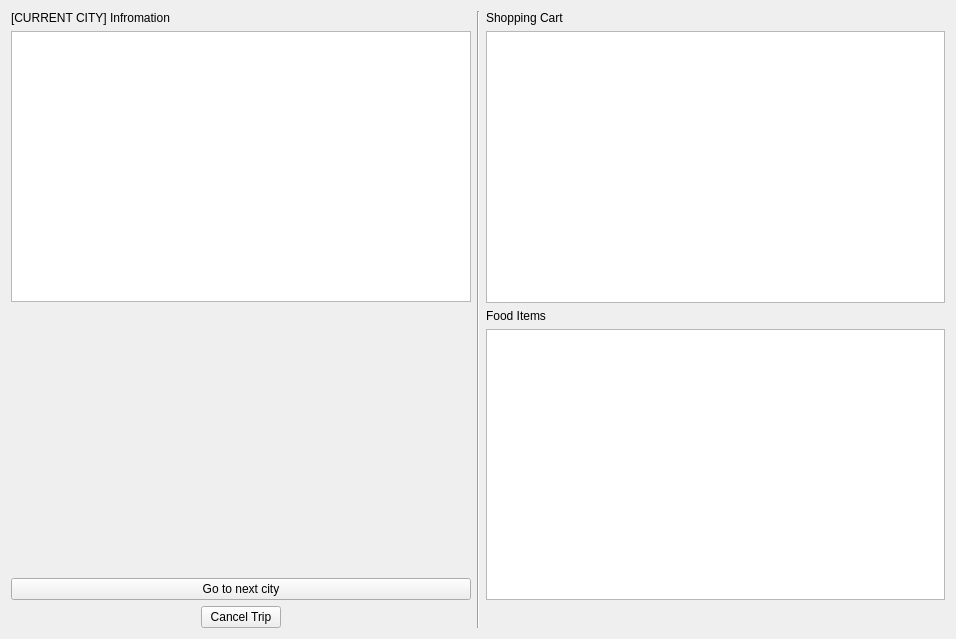
First picture: the form in executetrip.ui, repository worcesterzj/cs1d-s-s-eurovacation, before the edit.
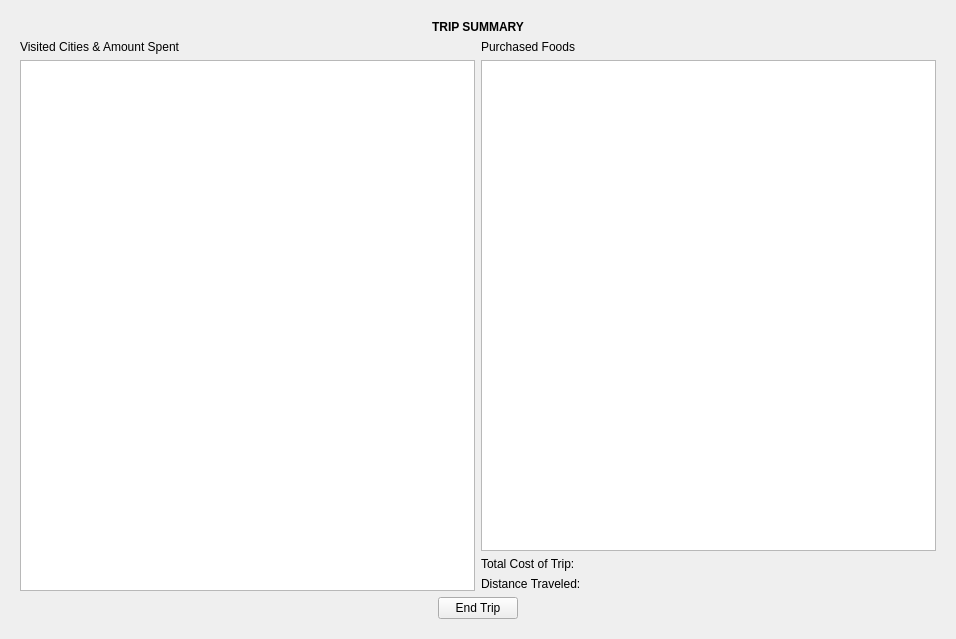
Second picture: the form after the edit. The open tabs and pages were chosen to show the change. Icons and pictures are not drawn.

Commit message: Worked on execute trip.

Patch:
```diff
--- a/executetrip.ui
+++ b/executetrip.ui
@@ -14,21 +14,38 @@
    <string>Form</string>
   </property>
   <layout class="QGridLayout" name="gridLayout">
-   <item row="0" column="2">
+   <item row="0" column="0">
+    <widget class="QStackedWidget" name="tripStack">
+     <property name="currentIndex">
+      <number>0</number>
+     </property>
+     <widget class="QWidget" name="page">
+      <layout class="QGridLayout" name="gridLayout_2">
+       <item row="0" column="0" colspan="3">
+        <widget class="QLabel" name="welcome">
+         <property name="font">
+          <font>
+           <weight>75</weight>
+           <bold>true</bold>
+          </font>
+         </property>
+         <property name="text">
+          <string/>
+         </property>
+         <property name="alignment">
+          <set>Qt::AlignCenter</set>
+         </property>
+        </widget>
+       </item>
+       <item row="1" column="1">
+        <widget class="Line" name="line">
+         <property name="orientation">
+          <enum>Qt::Vertical</enum>
+         </property>
+        </widget>
+       </item>
+       <item row="1" column="2">
     <layout class="QVBoxLayout" name="verticalLayout">
-     <item>
-      <widget class="QLabel" name="label">
-       <property name="toolTip">
-        <string>&lt;html&gt;&lt;head/&gt;&lt;body&gt;&lt;p&gt;Double click an item to remove it from the cart.&lt;/p&gt;&lt;/body&gt;&lt;/html&gt;</string>
-       </property>
-       <property name="text">
-        <string>Shopping Cart</string>
-       </property>
-      </widget>
-     </item>
-     <item>
-      <widget class="QListView" name="listView"/>
-     </item>
      <item>
       <widget class="QLabel" name="label_3">
        <property name="toolTip">
@@ -40,34 +57,74 @@
       </widget>
      </item>
      <item>
-      <widget class="QListWidget" name="listWidget"/>
+          <widget class="QTableWidget" name="tableWidget">
+           <property name="editTriggers">
+            <set>QAbstractItemView::NoEditTriggers</set>
+           </property>
+          </widget>
      </item>
     </layout>
    </item>
-   <item row="0" column="0">
+       <item row="1" column="0">
     <layout class="QVBoxLayout" name="verticalLayout_2">
      <item>
-      <widget class="QLabel" name="label_2">
+          <widget class="QLabel" name="cityName">
        <property name="text">
-        <string>[CURRENT CITY] Infromation</string>
+            <string/>
        </property>
       </widget>
      </item>
      <item>
-      <widget class="QPlainTextEdit" name="plainTextEdit"/>
+          <widget class="QLabel" name="parentCountry_label">
+           <property name="text">
+            <string/>
+           </property>
+          </widget>
      </item>
      <item>
-      <spacer name="verticalSpacer">
+          <widget class="QLabel" name="food_Label">
+           <property name="text">
+            <string/>
+           </property>
+          </widget>
+         </item>
+         <item>
+          <widget class="QLabel" name="label">
+           <property name="text">
+            <string>Purchased Foods</string>
+           </property>
+          </widget>
+         </item>
+         <item>
+          <widget class="QListWidget" name="boughtfoods"/>
+         </item>
+         <item>
+          <layout class="QHBoxLayout" name="horizontalLayout_2">
+           <item>
+            <widget class="QLabel" name="distanceLabel">
+             <property name="text">
+              <string/>
+             </property>
+            </widget>
+           </item>
+           <item>
+            <widget class="Line" name="line_2">
        <property name="orientation">
         <enum>Qt::Vertical</enum>
        </property>
-       <property name="sizeHint" stdset="0">
-        <size>
-         <width>20</width>
-         <height>40</height>
-        </size>
-       </property>
-      </spacer>
+            </widget>
+           </item>
+           <item>
+            <widget class="QLabel" name="costLabel">
+             <property name="text">
+              <string/>
+             </property>
+             <property name="alignment">
+              <set>Qt::AlignRight|Qt::AlignTrailing|Qt::AlignVCenter</set>
+             </property>
+            </widget>
+           </item>
+          </layout>
      </item>
      <item>
       <widget class="QPushButton" name="pushButton">
@@ -78,7 +135,7 @@
      </item>
     </layout>
    </item>
-   <item row="1" column="0">
+       <item row="2" column="0" colspan="3">
     <layout class="QHBoxLayout" name="horizontalLayout">
      <item>
       <spacer name="horizontalSpacer_2">
@@ -115,15 +172,113 @@
      </item>
     </layout>
    </item>
-   <item row="0" column="1" rowspan="2">
-    <widget class="Line" name="line">
+      </layout>
+     </widget>
+     <widget class="QWidget" name="page_2">
+      <layout class="QGridLayout" name="gridLayout_3">
+       <item row="1" column="0">
+        <layout class="QVBoxLayout" name="verticalLayout_3">
+         <item>
+          <widget class="QLabel" name="label_4">
+           <property name="text">
+            <string>Visited Cities &amp; Amount Spent</string>
+           </property>
+          </widget>
+         </item>
+         <item>
+          <widget class="QListWidget" name="visited_List"/>
+         </item>
+        </layout>
+       </item>
+       <item row="1" column="1">
+        <layout class="QVBoxLayout" name="verticalLayout_4">
+         <item>
+          <widget class="QLabel" name="label_5">
+           <property name="text">
+            <string>Purchased Foods</string>
+           </property>
+          </widget>
+         </item>
+         <item>
+          <widget class="QListWidget" name="purchased_list"/>
+         </item>
+         <item>
+          <widget class="QLabel" name="sum_costLabel">
+           <property name="text">
+            <string>Total Cost of Trip:</string>
+           </property>
+          </widget>
+         </item>
+         <item>
+          <widget class="QLabel" name="sum_distLabel">
+           <property name="text">
+            <string>Distance Traveled:</string>
+           </property>
+          </widget>
+         </item>
+        </layout>
+       </item>
+       <item row="2" column="0" colspan="2">
+        <layout class="QHBoxLayout" name="horizontalLayout_3">
+         <item>
+          <spacer name="horizontalSpacer_3">
      <property name="orientation">
-      <enum>Qt::Vertical</enum>
-     </property>
-    </widget>
-   </item>
-  </layout>
- </widget>
- <resources/>
+            <enum>Qt::Horizontal</enum>
+           </property>
+           <property name="sizeHint" stdset="0">
+            <size>
+             <width>40</width>
+             <height>20</height>
+            </size>
+           </property>
+          </spacer>
+         </item>
+         <item>
+          <widget class="QPushButton" name="sum_End">
+           <property name="text">
+            <string>End Trip</string>
+           </property>
+          </widget>
+         </item>
+         <item>
+          <spacer name="horizontalSpacer_4">
+           <property name="orientation">
+            <enum>Qt::Horizontal</enum>
+           </property>
+           <property name="sizeHint" stdset="0">
+            <size>
+             <width>40</width>
+             <height>20</height>
+            </size>
+           </property>
+          </spacer>
+         </item>
+        </layout>
+       </item>
+       <item row="0" column="0" colspan="2">
+        <widget class="QLabel" name="label_2">
+         <property name="font">
+          <font>
+           <weight>75</weight>
+           <bold>true</bold>
+          </font>
+         </property>
+         <property name="text">
+          <string>TRIP SUMMARY</string>
+         </property>
+         <property name="alignment">
+          <set>Qt::AlignCenter</set>
+         </property>
+        </widget>
+       </item>
+      </layout>
+     </widget>
+    </widget>
+   </item>
+  </layout>
+ </widget>
+ <resources>
+  <include location="resources.qrc"/>
+ </resources>
  <connections/>
 </ui>
```
Left out of the diff: 8 changed lines with no effect on the pictures. Lines whose indentation alone changed are shown as unchanged. The commit also changes 22 other files.
